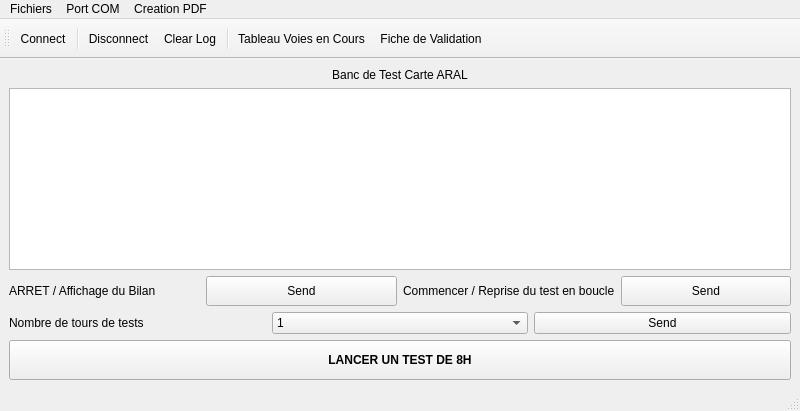
Qt form Logiciel Qt/Banc_de_test_ARAL/mainwindow.ui (anasdtp/Aral) before a commit.
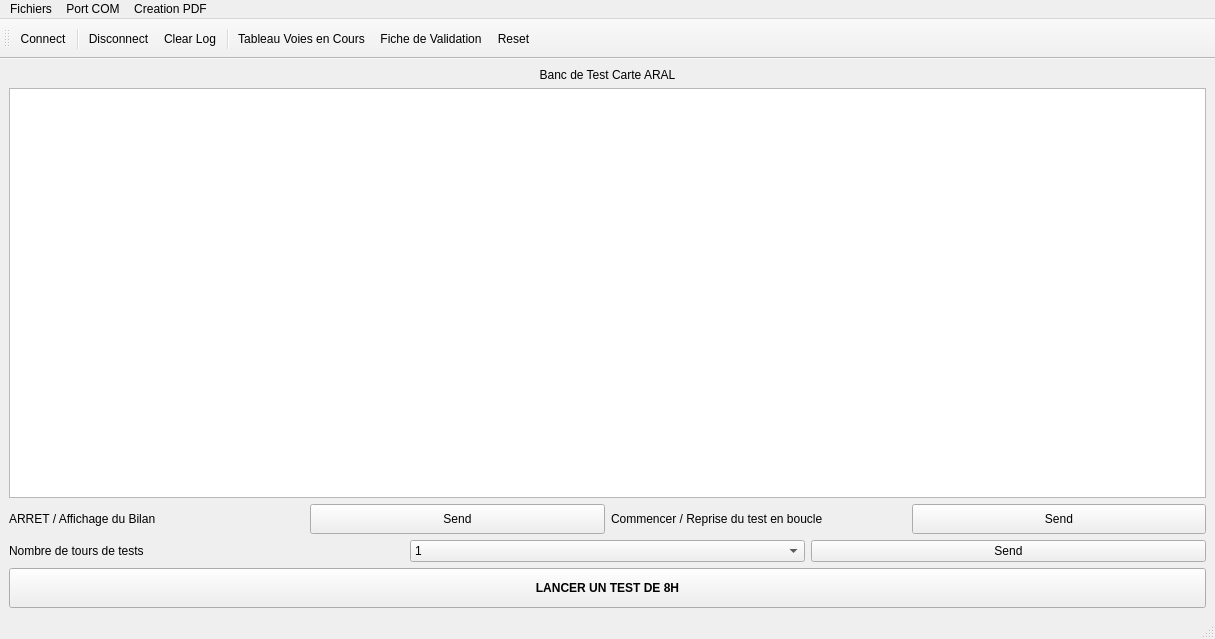
The same form after that commit. Icons and pictures are not drawn.

Diff of the .ui file:
```diff
--- a/Logiciel Qt/Banc_de_test_ARAL/mainwindow.ui
+++ b/Logiciel Qt/Banc_de_test_ARAL/mainwindow.ui
@@ -6,8 +6,8 @@
    <rect>
     <x>0</x>
     <y>0</y>
-    <width>800</width>
-    <height>411</height>
+    <width>1215</width>
+    <height>639</height>
    </rect>
   </property>
   <property name="windowTitle">
@@ -208,7 +208,7 @@
     <rect>
      <x>0</x>
      <y>0</y>
-     <width>800</width>
+     <width>1215</width>
      <height>25</height>
     </rect>
    </property>
@@ -261,6 +261,7 @@
    <addaction name="separator"/>
    <addaction name="actionTableau_Voies_en_Cours"/>
    <addaction name="actionFicheValidation"/>
+   <addaction name="actionReset"/>
   </widget>
   <action name="actionTableau_Voies_Bilan">
    <property name="text">
@@ -313,6 +314,15 @@
     <string>&amp;Quit</string>
    </property>
   </action>
+  <action name="actionReset">
+   <property name="icon">
+    <iconset resource="Ressources.qrc">
+     <normaloff>:/images/refresh.png</normaloff>:/images/refresh.png</iconset>
+   </property>
+   <property name="text">
+    <string>Reset</string>
+   </property>
+  </action>
  </widget>
  <resources>
   <include location="Ressources.qrc"/>
```
Left out of the diff: 2 changed lines with no effect on the pictures.
